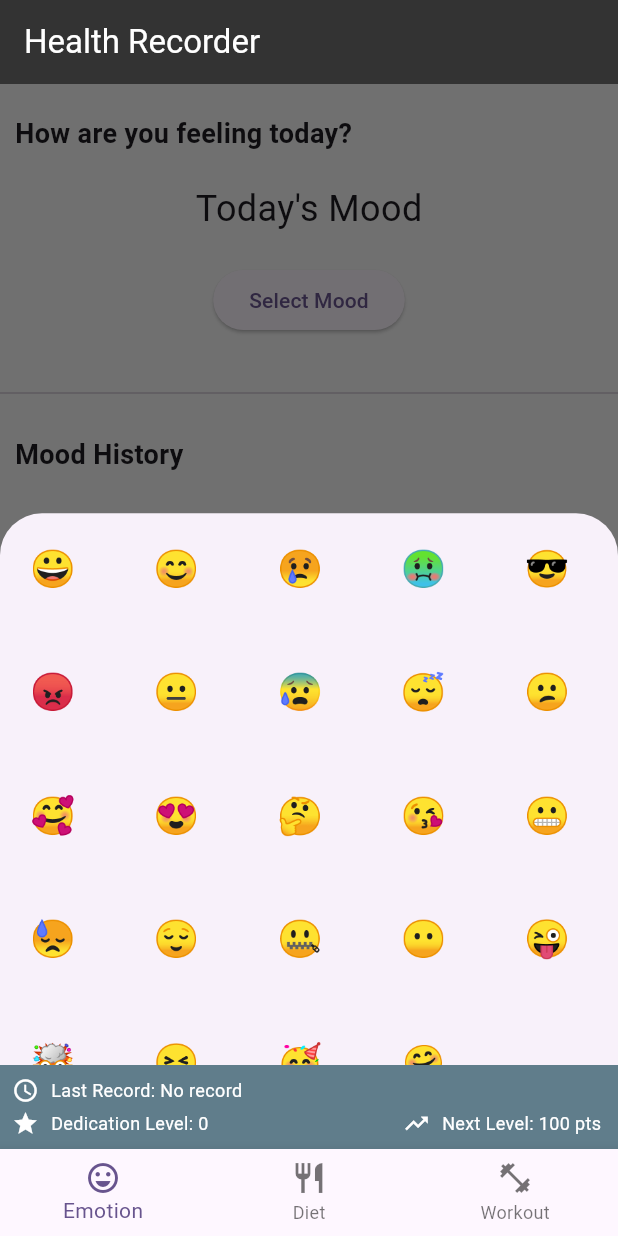
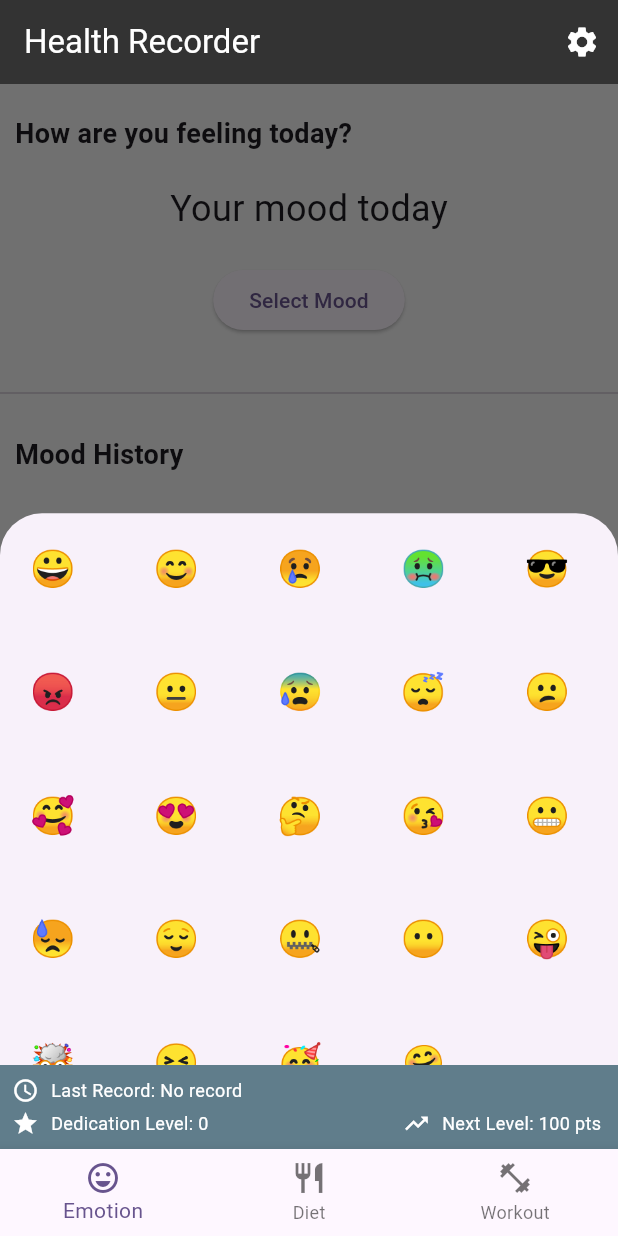
Before and after one commit to Claurentia/health-recorder, a Flutter app: the screen it shows after launch, after a tap on "Select Mood", on a phone screen of 412 x 824 dp. Run offline on Flutter 3.47's test engine with Material 3 defaults, Android fonts, the phone set to English and light mode, and no system bars; our stand-ins replace floor, go_router, sqflite; accounts and stored records are empty; generated files the repository leaves out were written again.

Commit message:
added localization id

```diff
--- /dev/null
+++ b/lib/appLocalizations.dart
@@ -0,0 +1,48 @@
+import 'dart:convert';
+import 'package:flutter/material.dart';
+import 'package:flutter/services.dart';
+
+class AppLocalizations {
+  final Locale locale;
+  late Map<String, String> _localizedStrings;
+
+  AppLocalizations(this.locale);
+
+  static AppLocalizations of(BuildContext context) {
+    return Localizations.of<AppLocalizations>(context, AppLocalizations)!;
+  }
+
+  Future<bool> load() async {
+    String jsonString = await rootBundle.loadString('lib/l10n/intl_${locale.languageCode}.json');
+    Map<String, dynamic> jsonMap = json.decode(jsonString);
+
+    _localizedStrings = jsonMap.map((key, value) {
+      return MapEntry(key, value.toString());
+    });
+
+    return true;
+  }
+
+  String translate(String key) {
+    return _localizedStrings[key] ?? key;
+  }
+
+  static const LocalizationsDelegate<AppLocalizations> delegate = _AppLocalizationsDelegate();
+}
+
+class _AppLocalizationsDelegate extends LocalizationsDelegate<AppLocalizations> {
+  const _AppLocalizationsDelegate();
+
+  @override
+  bool isSupported(Locale locale) => ['en', 'id'].contains(locale.languageCode);
+
+  @override
+  Future<AppLocalizations> load(Locale locale) async {
+    AppLocalizations localizations = new AppLocalizations(locale);
+    await localizations.load();
+    return localizations;
+  }
+
+  @override
+  bool shouldReload(_AppLocalizationsDelegate old) => false;
+}
--- a/lib/emotion_recorder.dart
+++ b/lib/emotion_recorder.dart
@@ -2,6 +2,7 @@ import 'package:flutter/material.dart';
 import 'package:intl/intl.dart';
 import 'package:provider/provider.dart';
 import './recording_state_provider.dart';
+import './appLocalizations.dart';
 import 'floor_model/recorder_database.dart';
 import 'floor_model/recorder_entity.dart';
 
@@ -44,18 +45,13 @@ class _EmotionRecorderState extends State<EmotionRecorder> {
     final database = Provider.of<RecorderDatabase>(context, listen: false);
     final lastRecord = await database.emotionRecordDao.getLastInsertedRecord();
 
-    String newSelectedEmoji;
+    String? newSelectedEmoji;
     if (lastRecord != null) {
       final recordDateStr = lastRecord.dateTime.split(' – ')[0];
       if (recordDateStr == todayStr) {
         newSelectedEmoji = lastRecord.emoji;
-      } else {
-        newSelectedEmoji = "Today's Mood";
       }
-    } else {
-      newSelectedEmoji = "Today's Mood";
     }
-
     setState(() {
       selectedEmoji = newSelectedEmoji;
     });
@@ -84,25 +80,27 @@ class _EmotionRecorderState extends State<EmotionRecorder> {
   }
 
   void _deleteRecordConfirmation(EmotionRecord record, int index) {
+    final AppLocalizations localizations = AppLocalizations.of(context);
+
     showDialog(
       context: context,
       builder: (BuildContext context) {
         return AlertDialog(
-          title: const Text("Confirm Delete"),
-          content: const Text("Are you sure you want to delete this record?"),
+          title: Text(localizations.translate('confirmDeleteTitle')),
+          content: Text(localizations.translate('confirmDeleteContent')),
           actions: <Widget>[
             TextButton(
               onPressed: () {
                 Navigator.of(context).pop();
               },
-              child: const Text("Cancel"),
+              child: Text(localizations.translate('cancel')),
             ),
             TextButton(
               onPressed: () {
                 Navigator.of(context).pop();
                 _deleteRecord(record, index);
               },
-              child: const Text("Delete", style: TextStyle(color: Colors.red)),
+              child: Text(localizations.translate('delete'), style: const TextStyle(color: Colors.red)),
             ),
           ],
         );
@@ -143,21 +141,23 @@ class _EmotionRecorderState extends State<EmotionRecorder> {
 
   @override
   Widget build(BuildContext context) {
+    final AppLocalizations localizations = AppLocalizations.of(context);
+
     return Scaffold(
       backgroundColor: const Color(0xFFF5F5F5),
       body: Column(
         crossAxisAlignment: CrossAxisAlignment.start,
         children: [
           const SizedBox(height: 10),
-          const Padding(
+          Padding(
             padding: EdgeInsets.all(10.0),
-            child: Text('How are you feeling today?',
-              style: TextStyle(fontSize: 18, fontWeight: FontWeight.bold),
+            child: Text(localizations.translate('feelingToday'),
+              style: const TextStyle(fontSize: 18, fontWeight: FontWeight.bold),
             ),
           ),
           const SizedBox(height: 10,),
           Center(
-            child: Text(selectedEmoji ?? 'Your mood today',
+            child: Text(selectedEmoji ?? localizations.translate('yourMoodToday'),
               key: const Key('yourMoodTodayKey'),
               style: const TextStyle(fontSize: 24),
             ),
@@ -166,15 +166,15 @@ class _EmotionRecorderState extends State<EmotionRecorder> {
           Center(
             child: ElevatedButton(
               onPressed: _showEmojiPicker,
-              child: const Text('Select Mood'),
+              child: Text(localizations.translate('selectMood')),
             ),
           ),
           const SizedBox(height: 30),
           const Divider(),
           const SizedBox(height: 10),
-          const Padding(
+          Padding(
             padding: EdgeInsets.all(10.0),
-            child: Text('Mood History',
+            child: Text(localizations.translate('moodHistory'),
               style: TextStyle(fontSize: 18, fontWeight: FontWeight.bold),
             ),
           ),
@@ -187,7 +187,7 @@ class _EmotionRecorderState extends State<EmotionRecorder> {
                 EmotionRecord record = emojiRecords[reversedIndex];
                 return ListTile(
                   leading: Text(record.emoji, style: TextStyle(fontSize: 24)),
-                  title: Text('Selected on: ${record.dateTime}', style: TextStyle(fontSize: 15)),
+                  title: Text('${localizations.translate('selectedOn')} ${record.dateTime}', style: TextStyle(fontSize: 15)),
                   trailing: IconButton(
                     icon: Icon(Icons.delete, color: Colors.red),
                     onPressed: () => _deleteRecordConfirmation(record, index),
--- a/lib/main.dart
+++ b/lib/main.dart
@@ -1,10 +1,12 @@
 import 'package:flutter/material.dart';
+import 'package:flutter_localizations/flutter_localizations.dart';
 import 'package:go_router/go_router.dart';
 import 'package:provider/provider.dart';
 import './emotion_recorder.dart';
 import './diet_recorder.dart';
 import './workout_recorder.dart';
 import './recording_state_provider.dart';
+import './appLocalizations.dart';
 import 'floor_model/recorder_database.dart';
 
 void main() async {
@@ -20,8 +22,23 @@ void main() async {
   ));
 }
 
-class MyApp extends StatelessWidget {
+class MyApp extends StatefulWidget {
   const MyApp({super.key});
+
+  static _MyAppState? of(BuildContext context) => context.findAncestorStateOfType<_MyAppState>();
+
+  @override
+  State<MyApp> createState() => _MyAppState();
+}
+
+class _MyAppState extends State<MyApp> {
+  Locale _locale = const Locale('en');
+
+  void setLocale(Locale locale) {
+    setState(() {
+      _locale = locale;
+    });
+  }
 
   @override
   Widget build(BuildContext context) {
@@ -56,6 +73,17 @@ class MyApp extends StatelessWidget {
         colorScheme: ColorScheme.fromSeed(seedColor: Colors.deepPurple),
         useMaterial3: true,
       ),
+      locale: _locale,
+      localizationsDelegates: const [
+        GlobalMaterialLocalizations.delegate,
+        GlobalWidgetsLocalizations.delegate,
+        GlobalCupertinoLocalizations.delegate,
+        AppLocalizations.delegate,
+      ],
+      supportedLocales: const [
+        Locale('en', ''),
+        Locale('id', ''),
+      ],
     );
   }
 }
@@ -72,6 +100,31 @@ class HealthRecorder extends StatefulWidget {
 class _HealthRecorderState extends State<HealthRecorder> {
   int _selectedIndex = 0;
 
+  void _showLanguageChangeDialog(BuildContext context) {
+    showDialog(
+      context: context,
+      builder: (BuildContext context) {
+        return AlertDialog(
+          title: Text(AppLocalizations.of(context).translate('chooseLanguage')),
+          content: Column(
+            mainAxisSize: MainAxisSize.min,
+            children: const <Locale>[Locale('en', ''), Locale('id', '')].map((Locale locale) {
+              return RadioListTile<Locale>(
+                title: Text(AppLocalizations.of(context).translate(locale.languageCode)),
+                value: locale,
+                groupValue: MyApp.of(context)!._locale,
+                onChanged: (Locale? value) {
+                  MyApp.of(context)?.setLocale(value!);
+                  Navigator.of(context).pop();
+                },
+              );
+            }).toList(),
+          ),
+        );
+      },
+    );
+  }
+
   @override
   void initState() {
     super.initState();
@@ -83,13 +136,24 @@ class _HealthRecorderState extends State<HealthRecorder> {
 
   @override
   Widget build(BuildContext context) {
+    final AppLocalizations localizations = AppLocalizations.of(context);
+
     return Scaffold(
       appBar: AppBar(
         backgroundColor: const Color(0xFF333333),
         title: Text(
-          'Health Recorder',
+          localizations.translate('appTitle'),
           style: const TextStyle(color: Colors.white),
         ),
+        actions: [
+          IconButton(
+            icon: const Icon(Icons.settings),
+            color: Colors.white,
+            onPressed: () {
+              _showLanguageChangeDialog(context);
+            },
+          ),
+        ],
       ),
       body: Column(
         children: [
@@ -115,10 +179,19 @@ class _HealthRecorderState extends State<HealthRecorder> {
               break;
           }
         },
-        items: const [
-          BottomNavigationBarItem(icon: Icon(Icons.sentiment_very_satisfied), label: 'Emotion'),
-          BottomNavigationBarItem(icon: Icon(Icons.restaurant), label: 'Diet'),
-          BottomNavigationBarItem(icon: Icon(Icons.fitness_center), label: 'Workout'),
+        items: [
+          BottomNavigationBarItem(
+              icon: Icon(Icons.sentiment_very_satisfied),
+              label: localizations.translate('emotionTab'),
+          ),
+          BottomNavigationBarItem(
+              icon: Icon(Icons.restaurant),
+              label: localizations.translate('dietTab'),
+          ),
+          BottomNavigationBarItem(
+              icon: Icon(Icons.fitness_center),
+              label: localizations.translate('workoutTab'),
+          ),
         ],
       ),
     );
```
Also changed, not shown: lib/l10n/intl_en.json (added, +53 -0 lines), lib/l10n/intl_id.json (added, +53 -0 lines), pubspec.yaml (+7 -1 lines), pubspec.lock.
